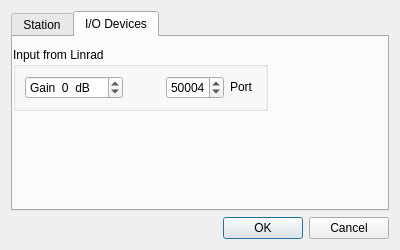
First picture: the form in qmap/devsetup.ui, repository kholia/wsjtx, before the edit.
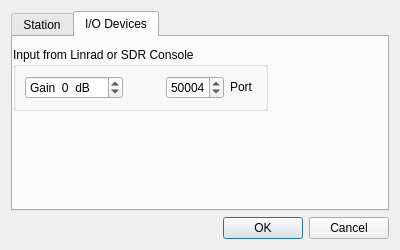
Second picture: the form after the edit. The open tabs and pages were chosen to show the change.

Commit message: Update the GUI label for Input device.

```diff
--- a/qmap/devsetup.ui
+++ b/qmap/devsetup.ui
@@ -287,7 +287,7 @@
            </sizepolicy>
           </property>
           <property name="title">
-           <string>Input from Linrad</string>
+           <string>Input from Linrad or SDR Console</string>
           </property>
           <layout class="QGridLayout" name="gridLayout">
            <item row="0" column="0">
```
